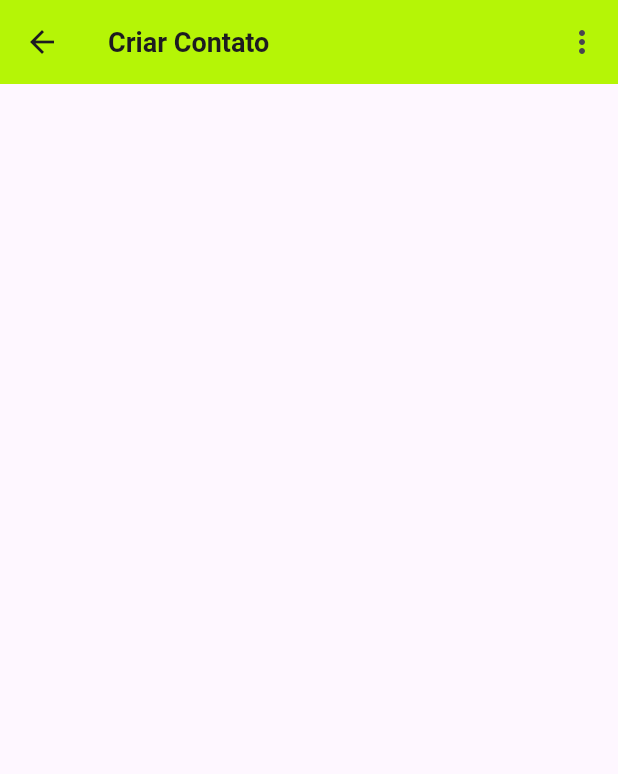
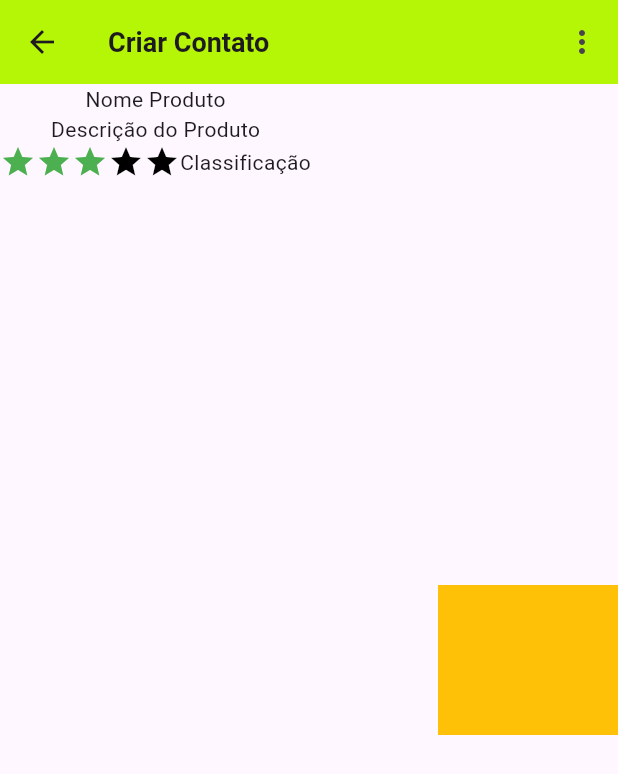
Before and after one commit to ebarrado/programacao-de-aplicativos-mobile-flutter-ds-1-2026, a Flutter app: the screen it shows after launch, after a tap on the "navigate next" icon, on a phone screen of 412 x 824 dp. Shown: the top 774 px of the screen. Run offline on Flutter 3.47's test engine with Material 3 defaults, Android fonts, the phone set to English and light mode, and no system bars; Roboto replaces fonts that are missing (Arial).

Commit message:
Projeto Exemplo

```diff
--- a/projetos/turma_3_tecnico/app_exemplo_componentes/lib/screen/contato_scren.dart
+++ b/projetos/turma_3_tecnico/app_exemplo_componentes/lib/screen/contato_scren.dart
@@ -21,20 +21,40 @@ class _ContatoScreenState extends State<ContatoScreen> {
           style: TextStyle(
             fontSize: 18,
             fontWeight: FontWeight.bold,
-            fontFamily: "Arial"
+            fontFamily: "Arial",
           ),
         ),
         backgroundColor: const Color.fromARGB(255, 181, 245, 6),
-        actions: [
-          IconButton(
-            onPressed: (){
-
-            },
-            icon: Icon(Icons.more_vert)
-            )
+        actions: [IconButton(onPressed: () {}, icon: Icon(Icons.more_vert))],
+      ),
+      body: Row(
+        mainAxisAlignment: MainAxisAlignment.spaceBetween,
+        children: [
+          Column(
+            children: [
+              Text("Nome Produto"),
+              Text("Descrição do Produto"),
+              Row(
+                children: [
+                  Row(
+                    mainAxisAlignment: MainAxisAlignment.spaceBetween,
+                    children: [
+                      Icon(Icons.star, color: Colors.green[500]),
+                      Icon(Icons.star, color: Colors.green[500]),
+                      Icon(Icons.star, color: Colors.green[500]),
+                      Icon(Icons.star, color: Colors.black),
+                      Icon(Icons.star, color: Colors.black),
+                    ],
+                  ),
+                  Text("Classificação"),
+                ],
+              ),
+              Row(children: [Column(), Column(), Column()]),
+            ],
+          ),
+          Container(width: 120, height: 100, color: Colors.amber),
         ],
-      ) ,
-
+      ),
     );
   }
 }
--- a/projetos/turma_3_tecnico/app_exemplo_componentes/lib/screen/home_screen.dart
+++ b/projetos/turma_3_tecnico/app_exemplo_componentes/lib/screen/home_screen.dart
@@ -30,10 +30,12 @@ class _HomeScreenState extends State<HomeScreen> {
           IconButton(
             tooltip: 'Próxima Página',
             onPressed: () {
-              Navigator.push(
-                context,
-                MaterialPageRoute(builder: (context) => ContatoScreen()),
-              );
+             Navigator.push(
+              context,
+              MaterialPageRoute(
+                builder:(context) => ContatoScreen()
+                )
+             );
             },
             icon: Icon(Icons.navigate_next),
           ),
@@ -57,6 +59,50 @@ class _HomeScreenState extends State<HomeScreen> {
           ),
         ],
       ),
+      //body
+      //----///
+      body: Padding(
+        padding: const EdgeInsets.all(20.0),
+        child: Column(
+         children: [
+          Row(
+            children: [
+              Icon(Icons.star, color: Colors.green[500]),
+              Icon(Icons.star, color: Colors.green[500]),
+              Icon(Icons.star, color: Colors.green[500]),
+              Icon(Icons.star, color: Colors.black),
+              Icon(Icons.star, color: Colors.black),
+
+            ],
+
+          )
+         ],
+
+        ),
+      ),
+      //BottomNavigatonBar
+     bottomNavigationBar: BottomNavigationBar(
+      selectedItemColor: Colors.black,
+      unselectedItemColor: Colors.amber,
+      type: BottomNavigationBarType.shifting,
+      items:[
+        BottomNavigationBarItem(
+          icon: Icon(Icons.home),
+          label: 'Home',
+          backgroundColor:const Color.fromARGB(255, 43, 170, 170),
+          ),
+        BottomNavigationBarItem(
+          icon: Icon(Icons.person),
+          label: 'Perfil',
+          backgroundColor:const Color.fromARGB(255, 43, 170, 170),
+          ),
+        BottomNavigationBarItem(
+          icon: Icon(Icons.set_meal_rounded),
+          label: 'Configuração',
+          backgroundColor:const Color.fromARGB(255, 43, 170, 170),
+          ),
+      ],
+      ) ,
     );
   }
 }
```
